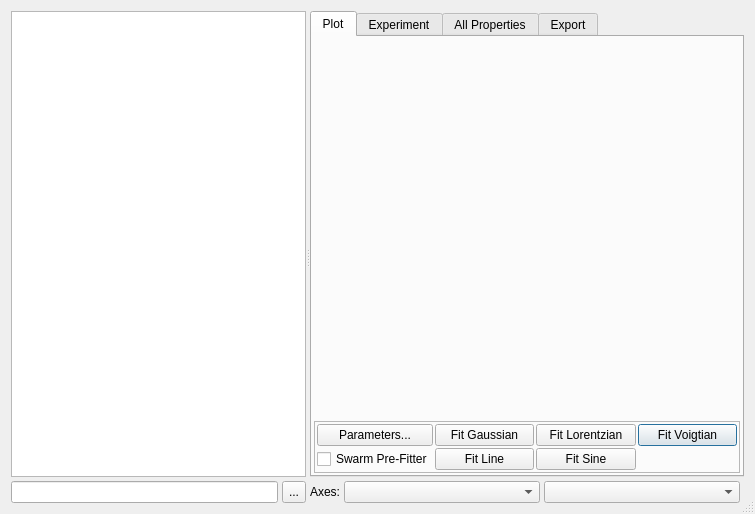
Qt form ui/scanviewer.ui (tweber-ill/frm_mirror-takin1) before a commit.
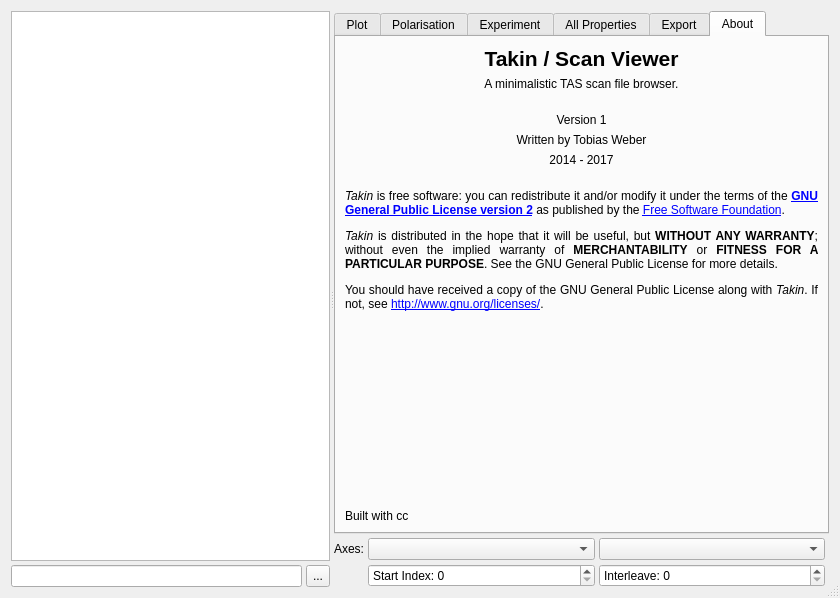
The same form after that commit. The open tabs and pages were chosen to show the change. Custom widgets are drawn as their Qt base class.

```diff
--- a/ui/scanviewer.ui
+++ b/ui/scanviewer.ui
@@ -6,8 +6,8 @@
    <rect>
     <x>0</x>
     <y>0</y>
-    <width>755</width>
-    <height>514</height>
+    <width>840</width>
+    <height>598</height>
    </rect>
   </property>
   <property name="windowTitle">
@@ -106,6 +106,9 @@
            <verstretch>0</verstretch>
           </sizepolicy>
          </property>
+         <property name="toolTip">
+          <string>Ordinate / y axis.</string>
+         </property>
         </widget>
        </item>
        <item row="0" column="0" colspan="4">
@@ -113,7 +116,7 @@
          <property name="currentIndex">
           <number>0</number>
          </property>
-         <widget class="QWidget" name="tab_3">
+         <widget class="QWidget" name="tabPlot">
           <attribute name="title">
            <string>Plot</string>
           </attribute>
@@ -202,17 +205,140 @@
               </item>
               <item row="1" column="0">
                <widget class="QCheckBox" name="checkSwarm">
+                <property name="toolTip">
+                 <string>Uses a swarming algorithm as pre-fitter.</string>
+                </property>
                 <property name="text">
                  <string>Swarm Pre-Fitter</string>
                 </property>
                </widget>
               </item>
+              <item row="1" column="3">
+               <widget class="QCheckBox" name="checkSloped">
+                <property name="toolTip">
+                 <string>Adds a sloping background to the Gaussian, Lorentzian and Voigtian peaks.</string>
+                </property>
+                <property name="text">
+                 <string>Sloped Peaks</string>
+                </property>
+               </widget>
+              </item>
              </layout>
             </widget>
            </item>
           </layout>
          </widget>
-         <widget class="QWidget" name="tab">
+         <widget class="QWidget" name="tabPol">
+          <attribute name="title">
+           <string>Polarisation</string>
+          </attribute>
+          <layout class="QGridLayout" name="gridLayout_15">
+           <property name="margin">
+            <number>2</number>
+           </property>
+           <property name="spacing">
+            <number>4</number>
+           </property>
+           <item row="0" column="0">
+            <widget class="QGroupBox" name="groupBox_4">
+             <property name="title">
+              <string>(Pseudo-) Device Names</string>
+             </property>
+             <layout class="QGridLayout" name="gridLayout_13">
+              <property name="margin">
+               <number>4</number>
+              </property>
+              <property name="spacing">
+               <number>2</number>
+              </property>
+              <item row="0" column="0">
+               <widget class="QLabel" name="label_17">
+                <property name="text">
+                 <string>Polarisation Vectors:</string>
+                </property>
+               </widget>
+              </item>
+              <item row="0" column="1">
+               <widget class="QLineEdit" name="editPolVec1">
+                <property name="toolTip">
+                 <string>Initial.</string>
+                </property>
+                <property name="text">
+                 <string>p1</string>
+                </property>
+               </widget>
+              </item>
+              <item row="0" column="2">
+               <widget class="QLineEdit" name="editPolVec2">
+                <property name="toolTip">
+                 <string>Final.</string>
+                </property>
+                <property name="text">
+                 <string>p2</string>
+                </property>
+               </widget>
+              </item>
+              <item row="1" column="0">
+               <widget class="QLabel" name="label_18">
+                <property name="text">
+                 <string>Dipole Currents:</string>
+                </property>
+               </widget>
+              </item>
+              <item row="1" column="1">
+               <widget class="QLineEdit" name="editPolCur1">
+                <property name="toolTip">
+                 <string>Initial.</string>
+                </property>
+                <property name="text">
+                 <string>i1</string>
+                </property>
+               </widget>
+              </item>
+              <item row="1" column="2">
+               <widget class="QLineEdit" name="editPolCur2">
+                <property name="toolTip">
+                 <string>Final.</string>
+                </property>
+                <property name="text">
+                 <string>i2</string>
+                </property>
+               </widget>
+              </item>
+             </layout>
+            </widget>
+           </item>
+           <item row="1" column="0">
+            <widget class="QGroupBox" name="groupBox_5">
+             <property name="title">
+              <string>Polarisation Matrix Elements</string>
+             </property>
+             <layout class="QGridLayout" name="gridLayout_14">
+              <property name="margin">
+               <number>4</number>
+              </property>
+              <property name="spacing">
+               <number>2</number>
+              </property>
+              <item row="0" column="0">
+               <widget class="QTextEdit" name="editPolMat">
+                <property name="tabChangesFocus">
+                 <bool>true</bool>
+                </property>
+                <property name="undoRedoEnabled">
+                 <bool>false</bool>
+                </property>
+                <property name="readOnly">
+                 <bool>true</bool>
+                </property>
+               </widget>
+              </item>
+             </layout>
+            </widget>
+           </item>
+          </layout>
+         </widget>
+         <widget class="QWidget" name="tabExp">
           <attribute name="title">
            <string>Experiment</string>
           </attribute>
@@ -545,7 +671,7 @@
            </item>
           </layout>
          </widget>
-         <widget class="QWidget" name="tab_4">
+         <widget class="QWidget" name="tabProp">
           <attribute name="title">
            <string>All Properties</string>
           </attribute>
@@ -587,7 +713,7 @@
            </item>
           </layout>
          </widget>
-         <widget class="QWidget" name="tab_2">
+         <widget class="QWidget" name="tabExport">
           <attribute name="title">
            <string>Export</string>
           </attribute>
@@ -647,6 +773,140 @@
            </item>
           </layout>
          </widget>
+         <widget class="QWidget" name="tabAbout">
+          <attribute name="title">
+           <string>About</string>
+          </attribute>
+          <layout class="QGridLayout" name="gridLayout_12">
+           <item row="0" column="0">
+            <widget class="QLabel" name="labelTitle">
+             <property name="text">
+              <string>&lt;html&gt;&lt;head/&gt;&lt;body&gt;&lt;p&gt;&lt;span style=&quot; font-size:16pt; font-weight:600;&quot;&gt;Takin / Scan Viewer&lt;/span&gt;&lt;/p&gt;&lt;/body&gt;&lt;/html&gt;</string>
+             </property>
+             <property name="alignment">
+              <set>Qt::AlignCenter</set>
+             </property>
+            </widget>
+           </item>
+           <item row="3" column="0">
+            <widget class="QLabel" name="labelVersion">
+             <property name="text">
+              <string>Version 1</string>
+             </property>
+             <property name="alignment">
+              <set>Qt::AlignCenter</set>
+             </property>
+            </widget>
+           </item>
+           <item row="4" column="0">
+            <widget class="QLabel" name="labelWritten">
+             <property name="text">
+              <string>Written by Tobias Weber</string>
+             </property>
+             <property name="alignment">
+              <set>Qt::AlignCenter</set>
+             </property>
+            </widget>
+           </item>
+           <item row="9" column="0">
+            <widget class="QLabel" name="labelCC">
+             <property name="text">
+              <string>Built with cc</string>
+             </property>
+             <property name="alignment">
+              <set>Qt::AlignLeading|Qt::AlignLeft|Qt::AlignVCenter</set>
+             </property>
+             <property name="wordWrap">
+              <bool>true</bool>
+             </property>
+            </widget>
+           </item>
+           <item row="1" column="0">
+            <widget class="QLabel" name="labelSubtitle">
+             <property name="text">
+              <string>A minimalistic TAS scan file browser.</string>
+             </property>
+             <property name="alignment">
+              <set>Qt::AlignCenter</set>
+             </property>
+             <property name="wordWrap">
+              <bool>true</bool>
+             </property>
+            </widget>
+           </item>
+           <item row="6" column="0">
+            <spacer name="verticalSpacer_4">
+             <property name="orientation">
+              <enum>Qt::Vertical</enum>
+             </property>
+             <property name="sizeType">
+              <enum>QSizePolicy::Fixed</enum>
+             </property>
+             <property name="sizeHint" stdset="0">
+              <size>
+               <width>20</width>
+               <height>16</height>
+              </size>
+             </property>
+            </spacer>
+           </item>
+           <item row="2" column="0">
+            <spacer name="verticalSpacer_2">
+             <property name="orientation">
+              <enum>Qt::Vertical</enum>
+             </property>
+             <property name="sizeType">
+              <enum>QSizePolicy::Fixed</enum>
+             </property>
+             <property name="sizeHint" stdset="0">
+              <size>
+               <width>20</width>
+               <height>16</height>
+              </size>
+             </property>
+            </spacer>
+           </item>
+           <item row="5" column="0">
+            <widget class="QLabel" name="labelYears">
+             <property name="text">
+              <string>2014 - 2017</string>
+             </property>
+             <property name="alignment">
+              <set>Qt::AlignCenter</set>
+             </property>
+            </widget>
+           </item>
+           <item row="7" column="0">
+            <widget class="QLabel" name="labelLicense">
+             <property name="text">
+              <string>&lt;html&gt;&lt;head/&gt;&lt;body&gt;&lt;p&gt;&lt;span style=&quot; font-style:italic;&quot;&gt;Takin&lt;/span&gt; is free software: you can redistribute it and/or modify it under the terms of the &lt;a href=&quot;http://www.gnu.org/licenses/old-licenses/gpl-2.0.html&quot;&gt;&lt;span style=&quot; font-weight:600; text-decoration: underline; color:#0000ff;&quot;&gt;GNU General Public License version 2&lt;/span&gt;&lt;/a&gt; as published by the &lt;a href=&quot;http://www.fsf.org/&quot;&gt;&lt;span style=&quot; text-decoration: underline; color:#0000ff;&quot;&gt;Free Software Foundation&lt;/span&gt;&lt;/a&gt;.&lt;/p&gt;&lt;p&gt;&lt;span style=&quot; font-style:italic;&quot;&gt;Takin&lt;/span&gt; is distributed in the hope that it will be useful, but &lt;span style=&quot; font-weight:600;&quot;&gt;WITHOUT ANY WARRANTY&lt;/span&gt;; without even the implied warranty of &lt;span style=&quot; font-weight:600;&quot;&gt;MERCHANTABILITY&lt;/span&gt; or &lt;span style=&quot; font-weight:600;&quot;&gt;FITNESS FOR A PARTICULAR PURPOSE&lt;/span&gt;. See the GNU General Public License for more details.&lt;/p&gt;&lt;p&gt;You should have received a copy of the GNU General Public License along with &lt;span style=&quot; font-style:italic;&quot;&gt;Takin&lt;/span&gt;. If not, see &lt;a href=&quot;http://www.gnu.org/licenses/&quot;&gt;&lt;span style=&quot; text-decoration: underline; color:#0000ff;&quot;&gt;http://www.gnu.org/licenses/&lt;/span&gt;&lt;/a&gt;.&lt;/p&gt;&lt;p&gt;&lt;br/&gt;&lt;/p&gt;&lt;/body&gt;&lt;/html&gt;</string>
+             </property>
+             <property name="alignment">
+              <set>Qt::AlignJustify|Qt::AlignVCenter</set>
+             </property>
+             <property name="wordWrap">
+              <bool>true</bool>
+             </property>
+             <property name="openExternalLinks">
+              <bool>true</bool>
+             </property>
+            </widget>
+           </item>
+           <item row="8" column="0">
+            <spacer name="verticalSpacer_3">
+             <property name="orientation">
+              <enum>Qt::Vertical</enum>
+             </property>
+             <property name="sizeHint" stdset="0">
+              <size>
+               <width>20</width>
+               <height>40</height>
+              </size>
+             </property>
+            </spacer>
+           </item>
+          </layout>
+         </widget>
         </widget>
        </item>
        <item row="1" column="1">
@@ -657,6 +917,35 @@
            <verstretch>0</verstretch>
           </sizepolicy>
          </property>
+         <property name="toolTip">
+          <string>Abscissa / x axis.</string>
+         </property>
+        </widget>
+       </item>
+       <item row="2" column="1">
+        <widget class="QSpinBox" name="spinStart">
+         <property name="toolTip">
+          <string>Index of first data row.</string>
+         </property>
+         <property name="prefix">
+          <string>Start Index: </string>
+         </property>
+         <property name="maximum">
+          <number>99999</number>
+         </property>
+        </widget>
+       </item>
+       <item row="2" column="2">
+        <widget class="QSpinBox" name="spinSkip">
+         <property name="toolTip">
+          <string>Number of rows to skip between data rows.</string>
+         </property>
+         <property name="prefix">
+          <string>Interleave: </string>
+         </property>
+         <property name="maximum">
+          <number>99999</number>
+         </property>
         </widget>
        </item>
       </layout>
```
Left out of the diff: 14 changed lines with no effect on the pictures.
